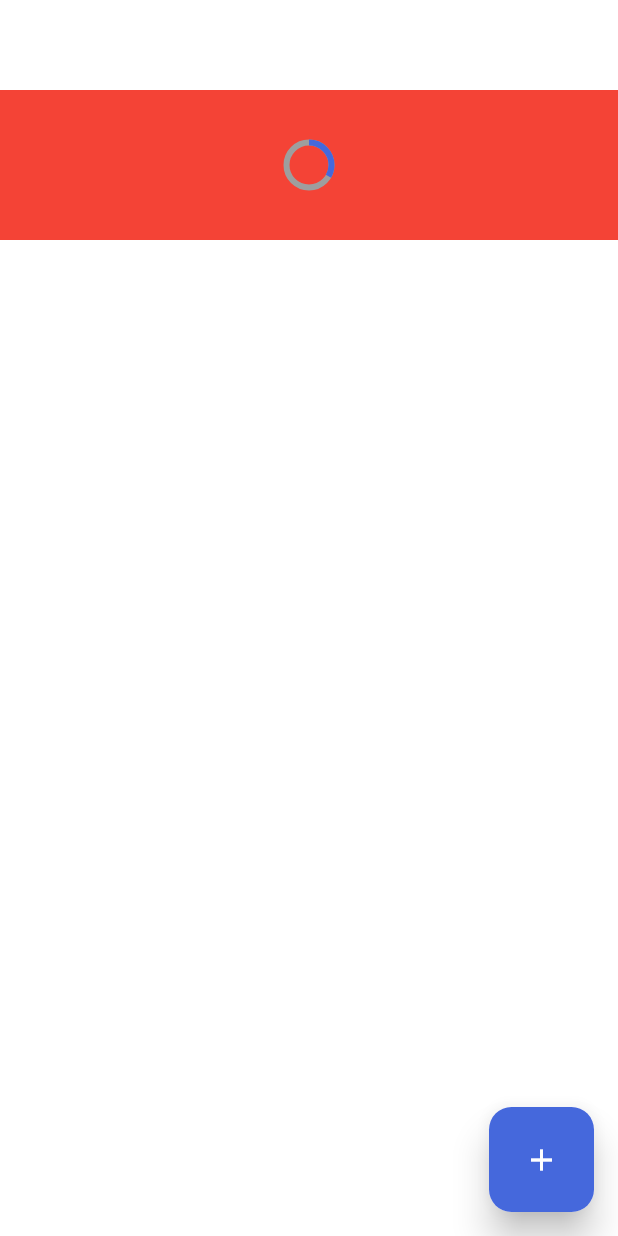
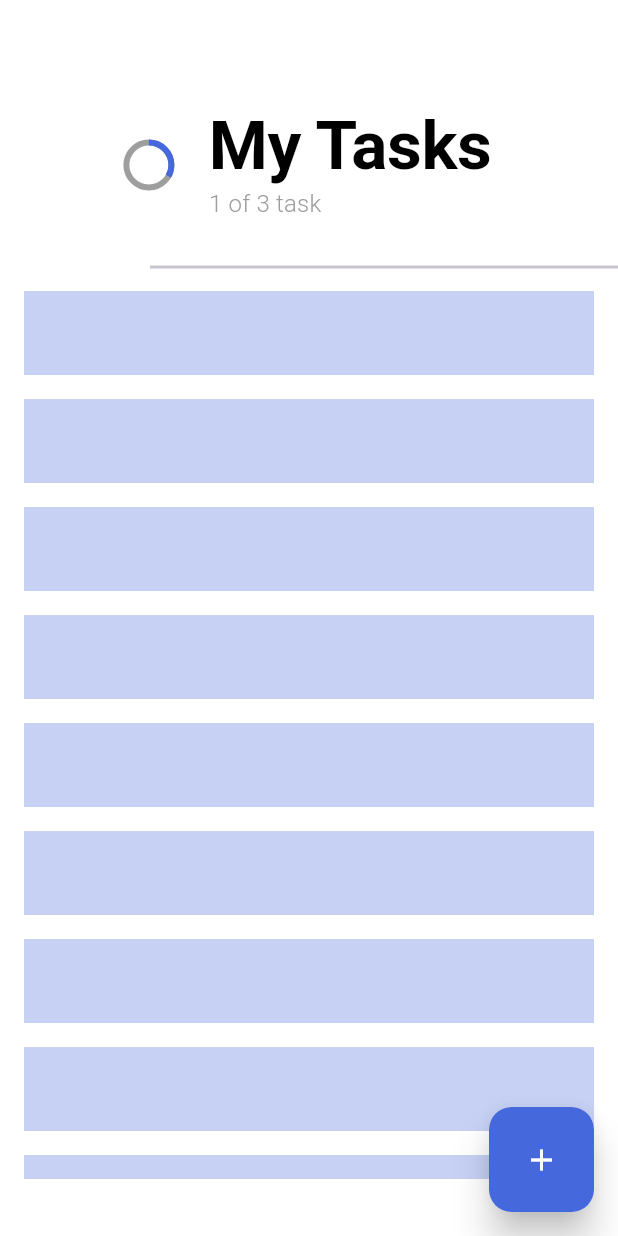
Before and after one commit to kamilgadek/task_app, a Flutter app: the screen it shows after launch, on a phone screen of 412 x 824 dp. Run offline on Flutter 3.47's test engine with Material 3 defaults, Android fonts, the phone set to English and light mode, and no system bars.

Commit message:
Create a scorlable task list

```diff
--- /dev/null
+++ b/lib/space_exts.dart
@@ -0,0 +1,14 @@
+import 'package:flutter/material.dart';
+
+extension IntExtension on int? {
+  int validate({int value = 0}) {
+    return this ?? value;
+  }
+
+  Widget get h=> SizedBox(
+    height: this?.toDouble(),
+  );
+  Widget get w=> SizedBox(
+    width: this?.toDouble(),
+  );
+}
--- a/lib/views/home/home_view.dart
+++ b/lib/views/home/home_view.dart
@@ -1,5 +1,7 @@
 import 'package:flutter/material.dart';
+import 'package:task_app/space_exts.dart';
 import 'package:task_app/utils/app_colors.dart';
+import 'package:task_app/utils/app_str.dart';
 import 'widget/floating_action_button.dart';
 
 class HomeView extends StatefulWidget {
@@ -12,6 +14,8 @@ class HomeView extends StatefulWidget {
 class _HomeViewState extends State<HomeView> {
   @override
   Widget build(BuildContext context) {
+    TextTheme textTheme = Theme.of(context).textTheme;
+
     return Scaffold(
       backgroundColor: Colors.white,
       floatingActionButton: const Fab(),
@@ -20,15 +24,16 @@ class _HomeViewState extends State<HomeView> {
         width: double.infinity,
         child: Column(
           children: [
+            // Custome AppBar
             Container(
               margin: const EdgeInsets.only(top: 60),
               width: double.infinity,
               height: 100,
-              color: Colors.red,
-              child: const Row(
+              child: Row(
                 mainAxisAlignment: MainAxisAlignment.center,
                 children: [
-                  SizedBox(
+                  // Circullar Progress Indicator (kółko)
+                  const SizedBox(
                     height: 30,
                     width: 30,
                     child: CircularProgressIndicator(
@@ -39,9 +44,61 @@ class _HomeViewState extends State<HomeView> {
                       ),
                     ),
                   ),
+                  25.w,
+
+                  // Top level task info (1 of 3)
+                  Column(
+                    mainAxisAlignment: MainAxisAlignment.center,
+                    crossAxisAlignment: CrossAxisAlignment.start,
+                    children: [
+                      Text(
+                        AppStr.mainTitle,
+                        style: textTheme.displayLarge,
+                      ),
+                      3.h,
+                      Text(
+                        '1 of 3 task',
+                        style: textTheme.titleMedium,
+                      )
+                    ],
+                  ),
                 ],
               ),
             ),
+
+            // Divider (linia pod AppBar)
+            const Padding(
+              padding: EdgeInsets.only(top: 10),
+              child: Divider(
+                thickness: 2,
+                indent: 100,
+              ),
+            ),
+
+            //Tasks List
+            SizedBox(
+              height: 600,
+              width: double.infinity,
+              child: ListView.builder(
+                itemCount: 10,
+                scrollDirection: Axis.vertical,
+                itemBuilder: (context, index) {
+                  return AnimatedContainer(
+                    margin: const EdgeInsets.symmetric(
+                      horizontal: 16,
+                      vertical: 8,
+                    ),
+                    decoration: BoxDecoration(
+                      color: AppColors.primaryColor.withOpacity(0.3),
+                    ),
+                    duration: const Duration(
+                      microseconds: 600,
+                    ),
+                    child: const ListTile(),
+                  );
+                },
+              ),
+            )
           ],
         ),
       ),
```
